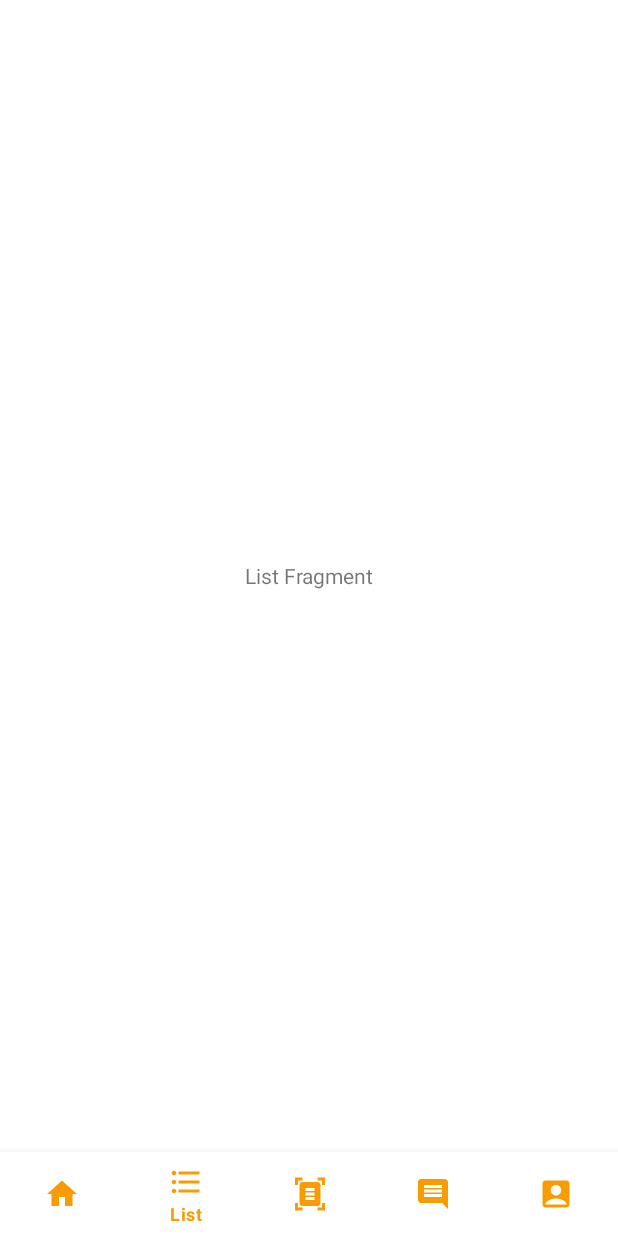
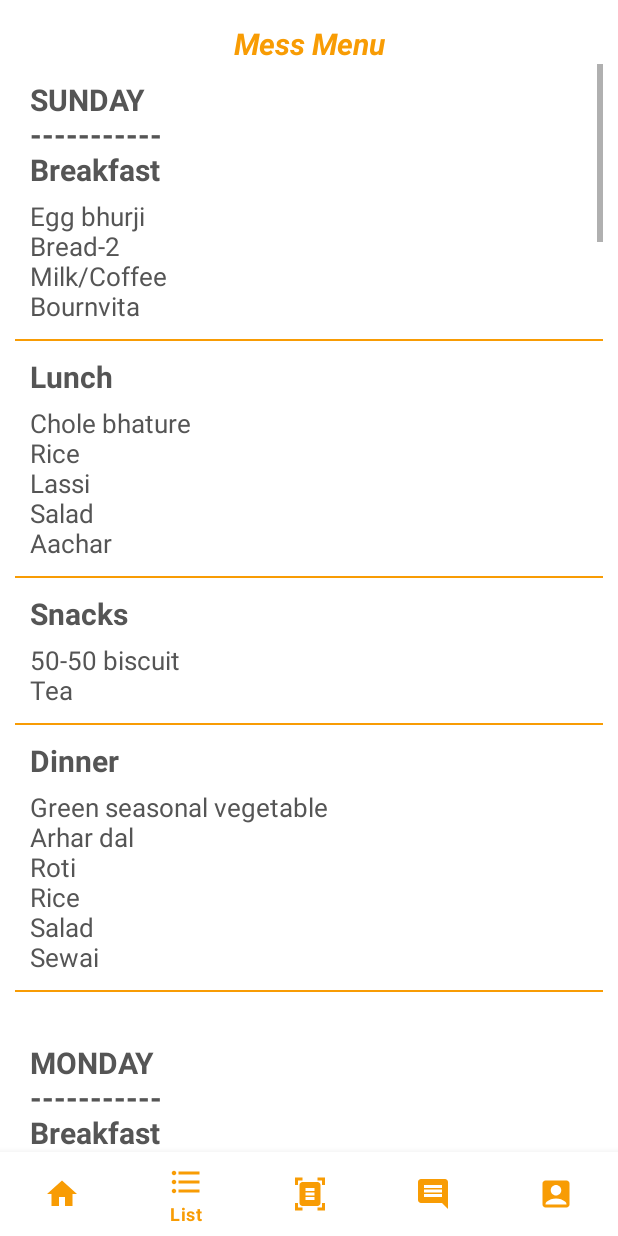
Before and after one commit to Deepraj99/Bhojnalya, an Android app: the screen it shows after launch once a user with an empty profile is signed in (MainActivity), item 2 of the bottom bar chosen, on a phone screen of 412 x 824 dp. Run offline under Robolectric (Android 15) with nearby library versions, the phone set to English and light mode, and no system bars; our stand-ins replace Firebase (no records; nobody signed in at launch, a user with empty details on screens opened directly).

Commit message:
List Fragment Done

```diff
--- a/app/src/main/java/com/example/bhojnalya/ListFragment.java
+++ b/app/src/main/java/com/example/bhojnalya/ListFragment.java
@@ -7,58 +7,68 @@ import androidx.fragment.app.Fragment;
 import android.view.LayoutInflater;
 import android.view.View;
 import android.view.ViewGroup;
+import android.widget.ListView;
+import android.widget.TextView;
 
-/**
- * A simple {@link Fragment} subclass.
- * Use the {@link ListFragment#newInstance} factory method to
- * create an instance of this fragment.
- */
+
 public class ListFragment extends Fragment {
 
-    // TODO: Rename parameter arguments, choose names that match
-    // the fragment initialization parameters, e.g. ARG_ITEM_NUMBER
-    private static final String ARG_PARAM1 = "param1";
-    private static final String ARG_PARAM2 = "param2";
+    View fragmentView;
+    ListView listView;
+    String[] headingList = {
+            "SUNDAY\n-----------\nBreakfast", "Lunch", "Snacks", "Dinner",
+            "\nMONDAY\n-----------\nBreakfast", "Lunch", "Snacks", "Dinner",
+            "\nTUESDAY\n-----------\nBreakfast", "Lunch", "Snacks", "Dinner",
+            "\nWEDNESDAY\n-----------\nBreakfast", "Lunch", "Snacks", "Dinner",
+            "\nTHURSDAY\n-----------\nBreakfast", "Lunch", "Snacks", "Dinner",
+            "\nFRIDAY\n-----------\nBreakfast", "Lunch", "Snacks", "Dinner",
+            "\nSATURDAY\n-----------\nBreakfast", "Lunch", "Snacks", "Dinner",};
 
-    // TODO: Rename and change types of parameters
-    private String mParam1;
-    private String mParam2;
+    String[] descriptionList = {
+            "Egg bhurji\nBread-2\nMilk/Coffee\nBournvita",
+            "Chole bhature\nRice\nLassi\nSalad\nAachar",
+            "50-50 biscuit\nTea",
+            "Green seasonal vegetable\nArhar dal\nRoti\nRice\nSalad\nSewai",
 
-    public ListFragment() {
-        // Required empty public constructor
-    }
+            "Poha\nMilk/Coffee\nBournvita",
+            "Aloo matar\nMaa chole\nDal\nRice\nRoti\nDahi\nAchar\nSalad",
+            "Samosa\nTea",
+            "Kadhai chicken\nMashoor dal\nRoti\nRice\nSalad\nGulaab jamun",
 
-    /**
-     * Use this factory method to create a new instance of
-     * this fragment using the provided parameters.
-     *
-     * @param param1 Parameter 1.
-     * @param param2 Parameter 2.
-     * @return A new instance of fragment ListFragment.
-     */
-    // TODO: Rename and change types and number of parameters
-    public static ListFragment newInstance(String param1, String param2) {
-        ListFragment fragment = new ListFragment();
-        Bundle args = new Bundle();
-        args.putString(ARG_PARAM1, param1);
-        args.putString(ARG_PARAM2, param2);
-        fragment.setArguments(args);
-        return fragment;
-    }
+            "Seasonal paratha\nDahi\nButter\nMilk/Coffee\nAchar\nFruit",
+            "Aloo puri\nRice\nDahi\nSalad\nAchar",
+            "Samosa",
+            "Mix vegetable\nChana dal\nRoti\nRice\nSalad\nKesar kulfi",
 
-    @Override
-    public void onCreate(Bundle savedInstanceState) {
-        super.onCreate(savedInstanceState);
-        if (getArguments() != null) {
-            mParam1 = getArguments().getString(ARG_PARAM1);
-            mParam2 = getArguments().getString(ARG_PARAM2);
-        }
-    }
+            "Upma\nCornflakes\nMilk/Coffee\nFruit",
+            "White chole\nRoti\nRice\nSalad\nDahi\nLassi",
+            "Parle-G biscuit\nTea",
+            "Egg curry\nMoong dal\nRoti\nFried rice\nSalad\nAchar\nRasgulla",
+
+            "Missa paratha\nButter\nDahi\nMilk/Coffee\nBournvita\nFruit",
+            "Kadhi pakoda\nJeera aloo\nRoti\nRice\nSalad\nAchar",
+            "Biscuit\nLamonade",
+            "Seasonal vegetables\nDal makhani\nRoti\nRice\nSalad\nKheer",
+
+            "Aloo paratha\nDahi\nButter\nMilk/Coffee\nBournvita\nFruit\nAchar",
+            "Chole bhature\nSalad\nAchar\nRice\nLassi",
+            "50-50 Biscuit\nTea",
+            "Green seasonal vegetables\nArhar dal\nRoti\nRice\nSalad\nSewai",
+
+            "Daliya with mixed dry fruits\nSprouts\nTea",
+            "Rajma\nRoti\nRice\nSalad\nAchar\nDahi",
+            "Namkeen\nTea",
+            "Seasonal kofta\nMaa chana dal\nRoti\nRice\nSalad\nAchar\nSooji Halwa"};
 
     @Override
     public View onCreateView(LayoutInflater inflater, ViewGroup container,
                              Bundle savedInstanceState) {
         // Inflate the layout for this fragment
-        return inflater.inflate(R.layout.fragment_list, container, false);
+
+        fragmentView = inflater.inflate(R.layout.fragment_list, container, false);
+        listView = fragmentView.findViewById(R.id.customListView);
+        CustomBaseAdapter customBaseAdapter1 = new CustomBaseAdapter(getActivity().getApplicationContext(), headingList, descriptionList);
+        listView.setAdapter(customBaseAdapter1);
+        return fragmentView;
     }
 }
--- a/app/src/main/res/layout/fragment_list.xml
+++ b/app/src/main/res/layout/fragment_list.xml
@@ -1,15 +1,39 @@
 <?xml version="1.0" encoding="utf-8"?>
-<FrameLayout xmlns:android="http://schemas.android.com/apk/res/android"
+<androidx.constraintlayout.widget.ConstraintLayout
+    xmlns:android="http://schemas.android.com/apk/res/android"
+    xmlns:app="http://schemas.android.com/apk/res-auto"
     xmlns:tools="http://schemas.android.com/tools"
     android:layout_width="match_parent"
     android:layout_height="match_parent"
+    android:background="@color/white"
+    android:paddingHorizontal="10dp"
     tools:context=".ListFragment">
 
-    <!-- TODO: Update blank fragment layout -->
     <TextView
+        android:id="@+id/tv_current_day"
         android:layout_width="match_parent"
-        android:layout_height="match_parent"
-        android:gravity="center"
-        android:text="List Fragment" />
+        android:layout_height="wrap_content"
+        android:text="Mess Menu"
+        android:textColor="@color/yellow"
+        android:gravity="center_horizontal"
+        android:textSize="20sp"
+        android:textStyle="italic|bold"
+        android:layout_marginTop="15dp"
+        android:layout_marginBottom="20dp"
+        app:layout_constraintEnd_toEndOf="parent"
+        app:layout_constraintStart_toStartOf="parent"
+        app:layout_constraintTop_toTopOf="parent" />
 
-</FrameLayout>
+
+    <ListView
+        android:id="@+id/customListView"
+        android:layout_width="match_parent"
+        android:layout_height="0dp"
+        android:divider="@color/yellow"
+        android:dividerHeight="1dp"
+        app:layout_constraintBottom_toBottomOf="parent"
+        app:layout_constraintEnd_toEndOf="parent"
+        app:layout_constraintStart_toStartOf="parent"
+        app:layout_constraintTop_toBottomOf="@+id/tv_current_day" />
+
+</androidx.constraintlayout.widget.ConstraintLayout>
```
